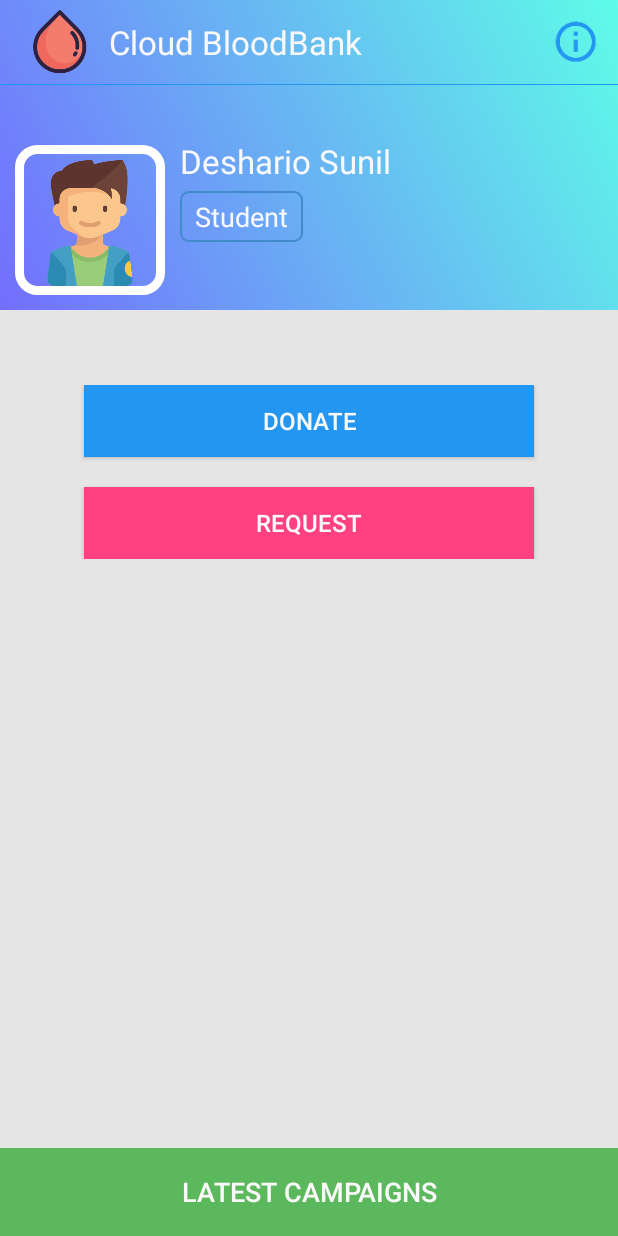
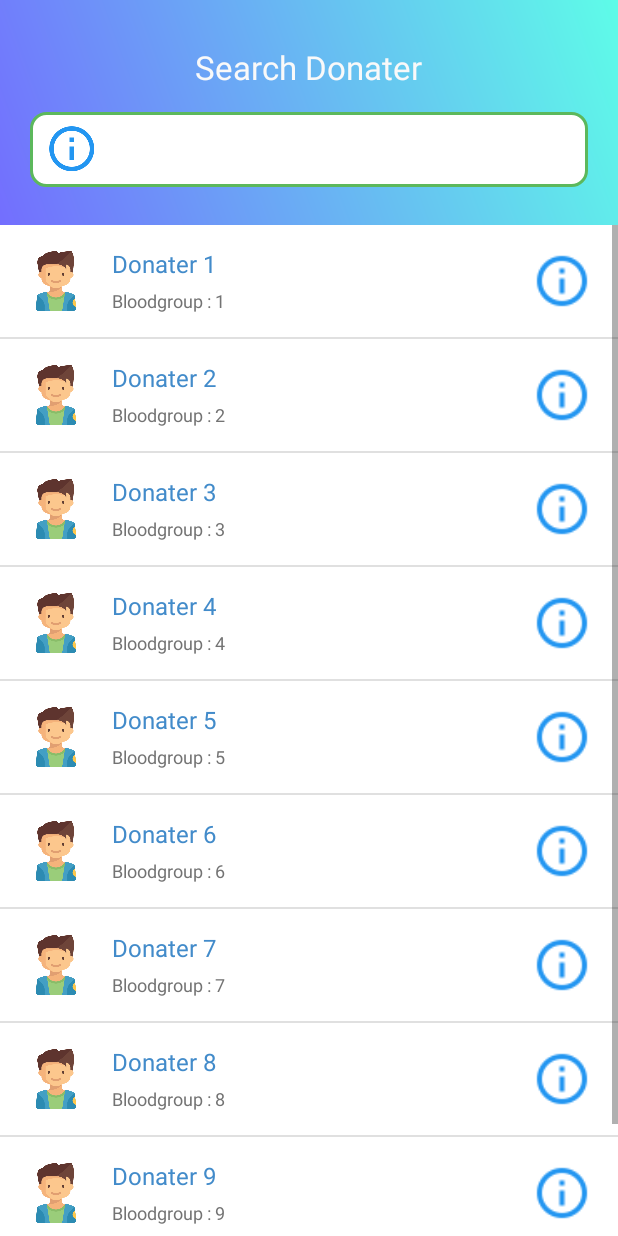
Before and after one commit to deshario/Cloud-BloodBank, an Android app: the screen it shows after launch (MainActivity before the commit, Donatertab after it), after a tap on "REQUEST", on a phone screen of 412 x 824 dp. Run offline under Robolectric (Android 15) with nearby library versions, the phone set to English and light mode, and no system bars; libraries missing offline, so code that uses them is left out: com.github.javiersantos.bottomdialogs; plain views replace MaterialSearchView.

Commit message:
Cloud BloodBank
New Features Added

```diff
--- a/app/build.gradle
+++ b/app/build.gradle
@@ -27,5 +27,6 @@ dependencies {
     compile 'com.android.support:appcompat-v7:25.3.1'
     compile 'com.android.support.constraint:constraint-layout:1.0.2'
     compile 'com.android.support:design:25.3.1'
+    compile 'com.github.javiersantos:BottomDialogs:1.2.1'
     testCompile 'junit:junit:4.12'
 }
--- a/app/src/main/AndroidManifest.xml
+++ b/app/src/main/AndroidManifest.xml
@@ -17,6 +17,7 @@
                 <category android:name="android.intent.category.LAUNCHER" />
             </intent-filter>
         </activity>
+        <activity android:name=".Donatertab"/>
     </application>
 
 </manifest>
--- /dev/null
+++ b/app/src/main/java/cloud/deshario/bloodbank/Donatertab.java
@@ -0,0 +1,59 @@
+package cloud.deshario.bloodbank;
+
+import android.os.Bundle;
+import android.support.annotation.Nullable;
+import android.support.v7.app.AppCompatActivity;
+import android.view.View;
+import android.widget.ImageView;
+import android.widget.ListView;
+import android.widget.SimpleAdapter;
+import android.widget.Toast;
+
+import java.util.ArrayList;
+import java.util.HashMap;
+import java.util.List;
+
+/**
+ * Created by Deshario on 6/26/2017.
+ */
+
+public class Donatertab extends AppCompatActivity {
+    ListView listview;
+    List<HashMap<String, String>> datalist;
+    SimpleAdapter simpleAdapter;
+    ImageView info_donater;
+
+    @Override
+    protected void onCreate(@Nullable Bundle savedInstanceState) {
+        super.onCreate(savedInstanceState);
+        setContentView(R.layout.donater_tab);
+        listview = (ListView)findViewById(R.id.list_view);
+
+        dowork();
+        info_donater = (ImageView)findViewById(R.id.info);
+
+    }
+
+    public void dowork(){
+
+        datalist = new ArrayList<HashMap<String, String>>();
+
+        for (int i = 0; i < 10; i++) {
+            HashMap<String, String> hm = new HashMap<String, String>();
+            hm.put("teacher_name", "Donater "+(i+1));
+            hm.put("teacher_name", "Donater "+(i+1));
+            hm.put("teacher_faculty", "Bloodgroup : "+(i+1));
+            hm.put("teacher_img",String.valueOf(R.drawable.user_male));
+            hm.put("teacher_id",""+i);
+            datalist.add(hm);
+        }
+
+        String[] from = {"teacher_img", "teacher_name", "teacher_faculty"};
+        int[] to = {R.id.listview_image, R.id.listview_item_title, R.id.listview_item_short_description};
+
+        simpleAdapter = new SimpleAdapter(this, datalist, R.layout.teachers_custom_listview, from, to);
+        listview.setAdapter(simpleAdapter);
+
+
+    }
+}
--- /dev/null
+++ b/app/src/main/res/drawable/edittext_success_border.xml
@@ -0,0 +1,12 @@
+<selector xmlns:android="http://schemas.android.com/apk/res/android">
+    <item>
+        <shape android:shape="rectangle">
+            <solid android:color="#ffffff"/>
+            <corners android:radius="10dp" />
+            <stroke
+                android:width="2dp"
+                android:color="@color/success_bootstrap"
+                />
+        </shape>
+    </item>
+</selector>
--- a/app/src/main/res/drawable/rounded_corner.xml
+++ b/app/src/main/res/drawable/rounded_corner.xml
@@ -1,10 +1,14 @@
 <?xml version="1.0" encoding="utf-8"?>
 <shape xmlns:android="http://schemas.android.com/apk/res/android" >
-    <stroke
-        android:width="1dp"
-        android:color="@color/primary_bootstrap" />
+    <!--<stroke-->
+        <!--android:width="1dp"-->
+        <!--android:color="@color/custom_primary"-->
+        <!--/>-->
 
-    <solid android:color="@android:color/transparent" />
+    <!--<solid android:color="@android:color/transparent" />-->
+    <solid android:color="@color/danger_bootstrap"/>
+
+
 
     <padding
         android:left="10dp"
@@ -13,4 +17,6 @@
         android:bottom="5dp"/>
 
     <corners android:radius="5dp" />
+
+
 </shape>
--- /dev/null
+++ b/app/src/main/res/layout/donater_tab.xml
@@ -0,0 +1,76 @@
+<?xml version="1.0" encoding="utf-8"?>
+<RelativeLayout xmlns:android="http://schemas.android.com/apk/res/android"
+    xmlns:app="http://schemas.android.com/apk/res-auto"
+    android:orientation="vertical"
+    android:layout_width="match_parent"
+    android:layout_height="match_parent">
+
+    <!--<android.support.v7.widget.Toolbar-->
+    <!--android:id="@+id/my_toolbar"-->
+    <!--android:layout_width="match_parent"-->
+    <!--android:layout_height="?attr/actionBarSize"-->
+    <!--android:background="?attr/colorPrimary"-->
+    <!--app:titleTextColor="@android:color/white"-->
+    <!--android:theme="@style/ThemeOverlay.AppCompat.ActionBar"-->
+    <!--app:popupTheme="@style/ThemeOverlay.AppCompat.Light"/>-->
+
+    <!--<com.miguelcatalan.materialsearchview.MaterialSearchView-->
+    <!--android:id="@+id/search_view"-->
+    <!--android:layout_width="match_parent"-->
+    <!--android:layout_height="wrap_content"-->
+    <!--app:searchBackground="@color/success_bootstrap"-->
+    <!--app:searchSuggestionBackground="@color/colorPrimary"-->
+    <!--app:searchCloseIcon="@drawable/ic_action_navigation_close_inverted"-->
+    <!--app:searchBackIcon="@drawable/ic_action_navigation_arrow_back_inverted"-->
+    <!--app:searchSuggestionIcon="@drawable/ic_suggestion"-->
+    <!--android:textColor="@color/white"-->
+    <!--android:textColorHint="@color/f8"-->
+    <!--android:hint="ค้นหาอาจารย์"-->
+    <!--/>-->
+
+    <LinearLayout
+        android:id="@+id/col1"
+        android:layout_width="match_parent"
+        android:layout_height="150dp"
+        android:background="@drawable/rounded"
+        android:orientation="vertical"
+        android:gravity="center_horizontal"
+        android:paddingLeft="20dp"
+        android:paddingRight="20dp">
+
+        <TextView
+            android:layout_marginTop="30dp"
+            android:layout_width="wrap_content"
+            android:layout_height="wrap_content"
+            android:text="Search Donater"
+            android:textColor="@color/default_bootstrap"
+            android:textSize="22sp"/>
+
+        <EditText
+            android:layout_marginTop="15dp"
+            android:background="@drawable/edittext_success_border"
+            android:id="@+id/date_guess"
+            android:layout_width="match_parent"
+            android:layout_height="50dp"
+            android:hint=" "
+            android:paddingLeft="10dp"
+            android:singleLine="true"
+            android:inputType="number"
+            android:focusable="false"
+            android:textIsSelectable="true"
+            android:drawableLeft="@drawable/ic_info_outline_black_36dp"
+            />
+
+
+
+    </LinearLayout>
+
+    <ListView
+        android:layout_below="@+id/col1"
+        android:layout_width="wrap_content"
+        android:layout_height="match_parent"
+        android:id="@+id/list_view"
+        android:background="@color/white"/>
+
+
+</RelativeLayout>
--- /dev/null
+++ b/app/src/main/res/layout/teachers_custom_listview.xml
@@ -0,0 +1,75 @@
+<?xml version="1.0" encoding="utf-8"?>
+<RelativeLayout xmlns:android="http://schemas.android.com/apk/res/android"
+    android:id="@+id/android_list_view_tutorial_with_example"
+    android:layout_width="match_parent"
+    android:layout_height="match_parent"
+    android:padding="7dp">
+
+    <LinearLayout
+        android:layout_width="wrap_content"
+        android:layout_height="wrap_content"
+        android:orientation="horizontal">
+
+        <ImageView
+            android:id="@+id/listview_image"
+            android:layout_width="60dp"
+            android:layout_height="60dp"
+            android:contentDescription="@string/app_name"
+            android:padding="10dp" />
+
+        <LinearLayout
+            android:layout_width="wrap_content"
+            android:layout_height="match_parent"
+            android:orientation="vertical"
+            android:padding="7dp"
+            android:layout_gravity="center">
+
+            <TextView
+                android:id="@+id/listview_item_title"
+                android:layout_width="wrap_content"
+                android:layout_height="wrap_content"
+                android:text="title"
+                android:textSize="16sp"
+                android:textColor="@color/primary_bootstrap"/>
+
+            <TextView
+                android:id="@+id/listview_item_short_description"
+                android:layout_width="wrap_content"
+                android:layout_height="wrap_content"
+                android:paddingTop="5dp"
+                android:text="desc"
+                android:textSize="12sp"
+                android:textColor="@color/f8"/>
+
+        </LinearLayout>
+
+    </LinearLayout>
+
+
+
+    <!--<ImageView-->
+        <!--android:id="@+id/listviaew_image"-->
+        <!--android:layout_width="60dp"-->
+        <!--android:src="@color/primary_deshario"-->
+        <!--android:layout_height="60dp"-->
+        <!--android:layout_gravity="right"-->
+        <!--android:contentDescription="@string/app_name"-->
+        <!--android:padding="10dp" />-->
+
+
+
+    <ImageView
+        android:id="@+id/info"
+        android:layout_width="60dp"
+        android:src="@drawable/info_outline_primary_24dp"
+        android:layout_height="60dp"
+        android:layout_gravity="right"
+        android:layout_alignParentRight="true"
+        android:layout_alignParentTop="true"
+        android:contentDescription="@string/app_name"
+        android:padding="10dp" />
+
+
+
+
+</RelativeLayout>
--- a/app/src/main/res/values/colors.xml
+++ b/app/src/main/res/values/colors.xml
@@ -19,5 +19,7 @@
     <color name="dark_gray">#E5E5E5</color>
     <color name="primary_deshario">#2396F1</color>
 
+    <color name="custom_primary">#736EFE</color>
+
 
 </resources>
--- a/build.gradle
+++ b/build.gradle
@@ -15,6 +15,9 @@ buildscript {
 allprojects {
     repositories {
         jcenter()
+        maven {
+            url "https://jitpack.io"
+        }
     }
 }
 
```
Also changed, not shown: app/src/main/java/cloud/deshario/bloodbank/MainActivity.java (+17 -2 lines), app/src/main/res/layout/activity_main.xml (+29 -12 lines), app/src/main/res/layout/donate_layout.xml (added, +137 -0 lines), app/src/main/res/drawable-hdpi/info_outline_primary_24dp.png (added), app/src/main/res/drawable-mdpi/info_outline_primary_24dp.png (added), app/src/main/res/drawable-xhdpi/info_outline_primary_24dp.png (added), app/src/main/res/drawable-xxhdpi/info_outline_primary_24dp.png (added), app/src/main/res/drawable-xxxhdpi/info_outline_primary_24dp.png (added).
